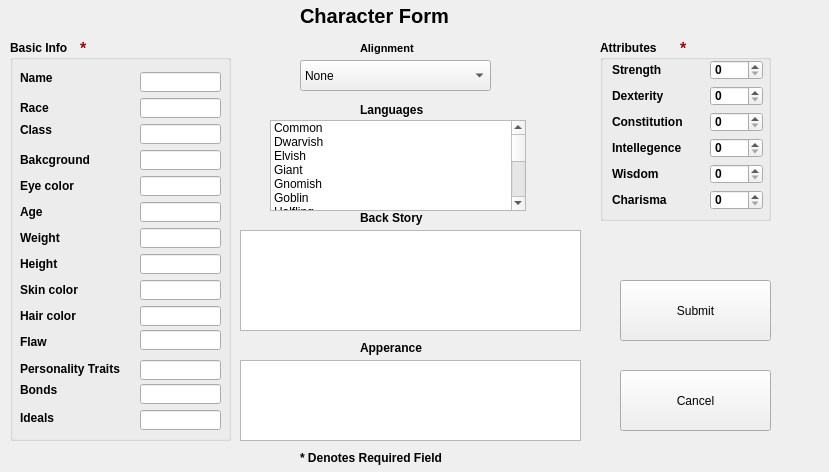
The window that forms/ui_forms/create_char_form.ui (ericmullally/dnd_tracker) describes before a commit, drawn with Qt 5.
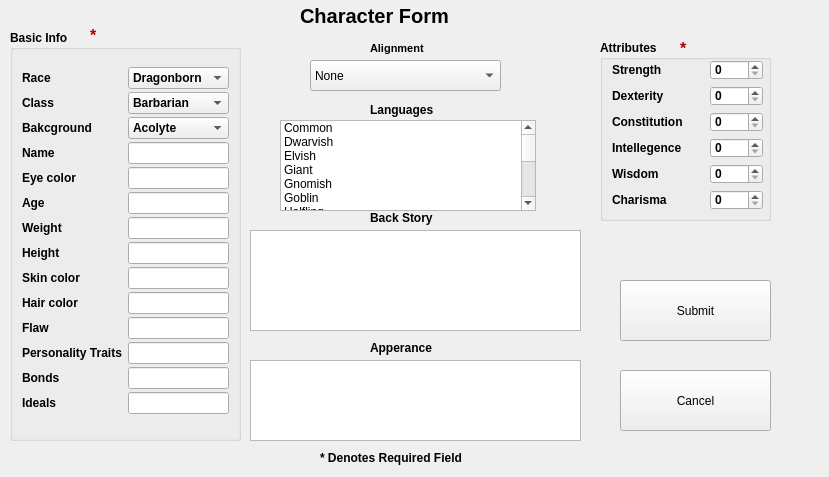
The same window after the commit.

What changed in the file:
```diff
--- a/forms/ui_forms/create_char_form.ui
+++ b/forms/ui_forms/create_char_form.ui
@@ -7,7 +7,7 @@
     <x>0</x>
     <y>0</y>
     <width>829</width>
-    <height>472</height>
+    <height>477</height>
    </rect>
   </property>
   <property name="windowTitle">
@@ -36,7 +36,7 @@
   <widget class="QLabel" name="denotes_req_field_label">
    <property name="geometry">
     <rect>
-     <x>300</x>
+     <x>320</x>
      <y>450</y>
      <width>231</width>
      <height>16</height>
@@ -56,9 +56,9 @@
   <widget class="QPlainTextEdit" name="backstory_text_val">
    <property name="geometry">
     <rect>
-     <x>240</x>
+     <x>250</x>
      <y>230</y>
-     <width>341</width>
+     <width>331</width>
      <height>101</height>
     </rect>
    </property>
@@ -66,7 +66,7 @@
   <widget class="QLabel" name="back_strory_label">
    <property name="geometry">
     <rect>
-     <x>360</x>
+     <x>370</x>
      <y>210</y>
      <width>91</width>
      <height>16</height>
@@ -85,9 +85,9 @@
   <widget class="QPlainTextEdit" name="apperance_text_val">
    <property name="geometry">
     <rect>
-     <x>240</x>
+     <x>250</x>
      <y>360</y>
-     <width>341</width>
+     <width>331</width>
      <height>81</height>
     </rect>
    </property>
@@ -95,7 +95,7 @@
   <widget class="QLabel" name="apperance_label">
    <property name="geometry">
     <rect>
-     <x>360</x>
+     <x>370</x>
      <y>340</y>
      <width>101</width>
      <height>16</height>
@@ -141,9 +141,9 @@
    <property name="geometry">
     <rect>
      <x>10</x>
-     <y>40</y>
-     <width>221</width>
-     <height>401</height>
+     <y>30</y>
+     <width>231</width>
+     <height>411</height>
     </rect>
    </property>
    <property name="font">
@@ -155,466 +155,336 @@
    <property name="title">
     <string>Basic Info</string>
    </property>
-   <widget class="QLabel" name="required_astric_1">
-    <property name="geometry">
-     <rect>
-      <x>70</x>
-      <y>0</y>
-      <width>16</width>
-      <height>16</height>
-     </rect>
+   <layout class="QFormLayout" name="formLayout">
+    <property name="sizeConstraint">
+     <enum>QLayout::SetMaximumSize</enum>
     </property>
-    <property name="palette">
-     <palette>
-      <active>
-       <colorrole role="WindowText">
-        <brush brushstyle="SolidPattern">
-         <color alpha="255">
-          <red>170</red>
-          <green>0</green>
-          <blue>0</blue>
-         </color>
-        </brush>
-       </colorrole>
-       <colorrole role="Text">
-        <brush brushstyle="SolidPattern">
-         <color alpha="255">
-          <red>170</red>
-          <green>0</green>
-          <blue>0</blue>
-         </color>
-        </brush>
-       </colorrole>
-       <colorrole role="BrightText">
-        <brush brushstyle="SolidPattern">
-         <color alpha="255">
-          <red>170</red>
-          <green>0</green>
-          <blue>0</blue>
-         </color>
-        </brush>
-       </colorrole>
-       <colorrole role="PlaceholderText">
-        <brush brushstyle="SolidPattern">
-         <color alpha="128">
-          <red>170</red>
-          <green>0</green>
-          <blue>0</blue>
-         </color>
-        </brush>
-       </colorrole>
-      </active>
-      <inactive>
-       <colorrole role="WindowText">
-        <brush brushstyle="SolidPattern">
-         <color alpha="255">
-          <red>170</red>
-          <green>0</green>
-          <blue>0</blue>
-         </color>
-        </brush>
-       </colorrole>
-       <colorrole role="Text">
-        <brush brushstyle="SolidPattern">
-         <color alpha="255">
-          <red>170</red>
-          <green>0</green>
-          <blue>0</blue>
-         </color>
-        </brush>
-       </colorrole>
-       <colorrole role="BrightText">
-        <brush brushstyle="SolidPattern">
-         <color alpha="255">
-          <red>170</red>
-          <green>0</green>
-          <blue>0</blue>
-         </color>
-        </brush>
-       </colorrole>
-       <colorrole role="PlaceholderText">
-        <brush brushstyle="SolidPattern">
-         <color alpha="128">
-          <red>170</red>
-          <green>0</green>
-          <blue>0</blue>
-         </color>
-        </brush>
-       </colorrole>
-      </inactive>
-      <disabled>
-       <colorrole role="WindowText">
-        <brush brushstyle="SolidPattern">
-         <color alpha="255">
-          <red>120</red>
-          <green>120</green>
-          <blue>120</blue>
-         </color>
-        </brush>
-       </colorrole>
-       <colorrole role="Text">
-        <brush brushstyle="SolidPattern">
-         <color alpha="255">
-          <red>120</red>
-          <green>120</green>
-          <blue>120</blue>
-         </color>
-        </brush>
-       </colorrole>
-       <colorrole role="BrightText">
-        <brush brushstyle="SolidPattern">
-         <color alpha="255">
-          <red>170</red>
-          <green>0</green>
-          <blue>0</blue>
-         </color>
-        </brush>
-       </colorrole>
-       <colorrole role="PlaceholderText">
-        <brush brushstyle="SolidPattern">
-         <color alpha="128">
-          <red>0</red>
-          <green>0</green>
-          <blue>0</blue>
-         </color>
-        </brush>
-       </colorrole>
-      </disabled>
-     </palette>
+    <property name="horizontalSpacing">
+     <number>6</number>
     </property>
-    <property name="font">
-     <font>
-      <pointsize>12</pointsize>
-      <weight>75</weight>
-      <bold>true</bold>
-     </font>
+    <property name="verticalSpacing">
+     <number>3</number>
     </property>
-    <property name="text">
-     <string>*</string>
+    <property name="topMargin">
+     <number>17</number>
     </property>
-   </widget>
-   <widget class="QLineEdit" name="ideals_val">
-    <property name="geometry">
-     <rect>
-      <x>130</x>
-      <y>370</y>
-      <width>81</width>
-      <height>20</height>
-     </rect>
+    <property name="bottomMargin">
+     <number>9</number>
     </property>
-   </widget>
-   <widget class="QLabel" name="class_label">
-    <property name="geometry">
-     <rect>
-      <x>10</x>
-      <y>80</y>
-      <width>51</width>
-      <height>20</height>
-     </rect>
-    </property>
-    <property name="text">
-     <string>Class</string>
-    </property>
-   </widget>
-   <widget class="QLineEdit" name="weight_val">
-    <property name="geometry">
-     <rect>
-      <x>130</x>
-      <y>188</y>
-      <width>81</width>
-      <height>20</height>
-     </rect>
-    </property>
-   </widget>
-   <widget class="QLabel" name="Flaw_label">
-    <property name="geometry">
-     <rect>
-      <x>10</x>
-      <y>292</y>
-      <width>51</width>
-      <height>20</height>
-     </rect>
-    </property>
-    <property name="text">
-     <string>Flaw</string>
-    </property>
-   </widget>
-   <widget class="QLabel" name="bonds_label">
-    <property name="geometry">
-     <rect>
-      <x>10</x>
-      <y>340</y>
-      <width>51</width>
-      <height>20</height>
-     </rect>
-    </property>
-    <property name="text">
-     <string>Bonds</string>
-    </property>
-   </widget>
-   <widget class="QLabel" name="hair_label">
-    <property name="geometry">
-     <rect>
-      <x>10</x>
-      <y>266</y>
-      <width>71</width>
-      <height>20</height>
-     </rect>
-    </property>
-    <property name="text">
-     <string>Hair color</string>
-    </property>
-   </widget>
-   <widget class="QLabel" name="eye_label">
-    <property name="geometry">
-     <rect>
-      <x>10</x>
-      <y>136</y>
-      <width>71</width>
-      <height>20</height>
-     </rect>
-    </property>
-    <property name="text">
-     <string>Eye color</string>
-    </property>
-   </widget>
-   <widget class="QLabel" name="background_label">
-    <property name="geometry">
-     <rect>
-      <x>10</x>
-      <y>110</y>
-      <width>91</width>
-      <height>20</height>
-     </rect>
-    </property>
-    <property name="text">
-     <string>Bakcground</string>
-    </property>
-   </widget>
-   <widget class="QLineEdit" name="name_val">
-    <property name="geometry">
-     <rect>
-      <x>130</x>
-      <y>32</y>
-      <width>81</width>
-      <height>20</height>
-     </rect>
-    </property>
-   </widget>
-   <widget class="QLabel" name="weight_label">
-    <property name="geometry">
-     <rect>
-      <x>10</x>
-      <y>188</y>
-      <width>61</width>
-      <height>20</height>
-     </rect>
-    </property>
-    <property name="text">
-     <string>Weight</string>
-    </property>
-   </widget>
-   <widget class="QLineEdit" name="eye_val">
-    <property name="geometry">
-     <rect>
-      <x>130</x>
-      <y>136</y>
-      <width>81</width>
-      <height>20</height>
-     </rect>
-    </property>
-   </widget>
-   <widget class="QLineEdit" name="age_val">
-    <property name="geometry">
-     <rect>
-      <x>130</x>
-      <y>162</y>
-      <width>81</width>
-      <height>20</height>
-     </rect>
-    </property>
-   </widget>
-   <widget class="QLabel" name="ideals_label">
-    <property name="geometry">
-     <rect>
-      <x>10</x>
-      <y>370</y>
-      <width>51</width>
-      <height>16</height>
-     </rect>
-    </property>
-    <property name="text">
-     <string>Ideals</string>
-    </property>
-   </widget>
-   <widget class="QLabel" name="race_label">
-    <property name="geometry">
-     <rect>
-      <x>10</x>
-      <y>60</y>
-      <width>41</width>
-      <height>16</height>
-     </rect>
-    </property>
-    <property name="text">
-     <string>Race</string>
-    </property>
-   </widget>
-   <widget class="QLineEdit" name="height_val">
-    <property name="geometry">
-     <rect>
-      <x>130</x>
-      <y>214</y>
-      <width>81</width>
-      <height>20</height>
-     </rect>
-    </property>
-   </widget>
-   <widget class="QLineEdit" name="race_val">
-    <property name="geometry">
-     <rect>
-      <x>130</x>
-      <y>58</y>
-      <width>81</width>
-      <height>20</height>
-     </rect>
-    </property>
-   </widget>
-   <widget class="QLineEdit" name="flaw_val">
-    <property name="geometry">
-     <rect>
-      <x>130</x>
-      <y>290</y>
-      <width>81</width>
-      <height>20</height>
-     </rect>
-    </property>
-   </widget>
-   <widget class="QLineEdit" name="personality_val">
-    <property name="geometry">
-     <rect>
-      <x>130</x>
-      <y>320</y>
-      <width>81</width>
-      <height>20</height>
-     </rect>
-    </property>
-   </widget>
-   <widget class="QLineEdit" name="class_val">
-    <property name="geometry">
-     <rect>
-      <x>130</x>
-      <y>84</y>
-      <width>81</width>
-      <height>20</height>
-     </rect>
-    </property>
-   </widget>
-   <widget class="QLabel" name="name_label">
-    <property name="geometry">
-     <rect>
-      <x>10</x>
-      <y>30</y>
-      <width>51</width>
-      <height>16</height>
-     </rect>
-    </property>
-    <property name="text">
-     <string>Name</string>
-    </property>
-   </widget>
-   <widget class="QLineEdit" name="background_val">
-    <property name="geometry">
-     <rect>
-      <x>130</x>
-      <y>110</y>
-      <width>81</width>
-      <height>20</height>
-     </rect>
-    </property>
-   </widget>
-   <widget class="QLabel" name="personality_trait_label">
-    <property name="geometry">
-     <rect>
-      <x>10</x>
-      <y>318</y>
-      <width>121</width>
-      <height>21</height>
-     </rect>
-    </property>
-    <property name="text">
-     <string>Personality Traits</string>
-    </property>
-   </widget>
-   <widget class="QLineEdit" name="skin_val">
-    <property name="geometry">
-     <rect>
-      <x>130</x>
-      <y>240</y>
-      <width>81</width>
-      <height>20</height>
-     </rect>
-    </property>
-   </widget>
-   <widget class="QLabel" name="skin_label">
-    <property name="geometry">
-     <rect>
-      <x>10</x>
-      <y>240</y>
-      <width>71</width>
-      <height>20</height>
-     </rect>
-    </property>
-    <property name="text">
-     <string>Skin color</string>
-    </property>
-   </widget>
-   <widget class="QLabel" name="age_label">
-    <property name="geometry">
-     <rect>
-      <x>10</x>
-      <y>162</y>
-      <width>41</width>
-      <height>20</height>
-     </rect>
-    </property>
-    <property name="text">
-     <string>Age</string>
-    </property>
-   </widget>
-   <widget class="QLabel" name="Height_label">
-    <property name="geometry">
-     <rect>
-      <x>10</x>
-      <y>214</y>
-      <width>71</width>
-      <height>20</height>
-     </rect>
-    </property>
-    <property name="text">
-     <string>Height</string>
-    </property>
-   </widget>
-   <widget class="QLineEdit" name="hair_val">
-    <property name="geometry">
-     <rect>
-      <x>130</x>
-      <y>266</y>
-      <width>81</width>
-      <height>20</height>
-     </rect>
-    </property>
-   </widget>
-   <widget class="QLineEdit" name="bonds_val">
-    <property name="geometry">
-     <rect>
-      <x>130</x>
-      <y>344</y>
-      <width>81</width>
-      <height>20</height>
-     </rect>
-    </property>
-   </widget>
+    <item row="9" column="0">
+     <widget class="QLabel" name="eye_label">
+      <property name="text">
+       <string>Eye color</string>
+      </property>
+     </widget>
+    </item>
+    <item row="9" column="1">
+     <widget class="QLineEdit" name="eye_val"/>
+    </item>
+    <item row="11" column="0">
+     <widget class="QLabel" name="age_label">
+      <property name="text">
+       <string>Age</string>
+      </property>
+     </widget>
+    </item>
+    <item row="11" column="1">
+     <widget class="QLineEdit" name="age_val"/>
+    </item>
+    <item row="13" column="0">
+     <widget class="QLabel" name="weight_label">
+      <property name="text">
+       <string>Weight</string>
+      </property>
+     </widget>
+    </item>
+    <item row="13" column="1">
+     <widget class="QLineEdit" name="weight_val"/>
+    </item>
+    <item row="15" column="0">
+     <widget class="QLabel" name="Height_label">
+      <property name="text">
+       <string>Height</string>
+      </property>
+     </widget>
+    </item>
+    <item row="15" column="1">
+     <widget class="QLineEdit" name="height_val"/>
+    </item>
+    <item row="17" column="0">
+     <widget class="QLabel" name="skin_label">
+      <property name="text">
+       <string>Skin color</string>
+      </property>
+     </widget>
+    </item>
+    <item row="17" column="1">
+     <widget class="QLineEdit" name="skin_val"/>
+    </item>
+    <item row="19" column="0">
+     <widget class="QLabel" name="hair_label">
+      <property name="text">
+       <string>Hair color</string>
+      </property>
+     </widget>
+    </item>
+    <item row="19" column="1">
+     <widget class="QLineEdit" name="hair_val"/>
+    </item>
+    <item row="21" column="0">
+     <widget class="QLabel" name="Flaw_label">
+      <property name="text">
+       <string>Flaw</string>
+      </property>
+     </widget>
+    </item>
+    <item row="21" column="1">
+     <widget class="QLineEdit" name="flaw_val"/>
+    </item>
+    <item row="23" column="0">
+     <widget class="QLabel" name="personality_trait_label">
+      <property name="text">
+       <string>Personality Traits</string>
+      </property>
+     </widget>
+    </item>
+    <item row="23" column="1">
+     <widget class="QLineEdit" name="personality_val"/>
+    </item>
+    <item row="25" column="0">
+     <widget class="QLabel" name="bonds_label">
+      <property name="text">
+       <string>Bonds</string>
+      </property>
+     </widget>
+    </item>
+    <item row="25" column="1">
+     <widget class="QLineEdit" name="bonds_val"/>
+    </item>
+    <item row="27" column="0">
+     <widget class="QLabel" name="ideals_label">
+      <property name="text">
+       <string>Ideals</string>
+      </property>
+     </widget>
+    </item>
+    <item row="27" column="1">
+     <widget class="QLineEdit" name="ideals_val"/>
+    </item>
+    <item row="1" column="0">
+     <widget class="QLabel" name="race_label">
+      <property name="text">
+       <string>Race</string>
+      </property>
+     </widget>
+    </item>
+    <item row="3" column="0">
+     <widget class="QLabel" name="class_label">
+      <property name="text">
+       <string>Class</string>
+      </property>
+     </widget>
+    </item>
+    <item row="5" column="0">
+     <widget class="QLabel" name="background_label">
+      <property name="text">
+       <string>Bakcground</string>
+      </property>
+     </widget>
+    </item>
+    <item row="7" column="1">
+     <widget class="QLineEdit" name="name_val"/>
+    </item>
+    <item row="7" column="0">
+     <widget class="QLabel" name="name_label">
+      <property name="text">
+       <string>Name</string>
+      </property>
+     </widget>
+    </item>
+    <item row="1" column="1">
+     <widget class="QComboBox" name="race_box">
+      <item>
+       <property name="text">
+        <string>Dragonborn</string>
+       </property>
+      </item>
+      <item>
+       <property name="text">
+        <string>Dwarf</string>
+       </property>
+      </item>
+      <item>
+       <property name="text">
+        <string>Elf</string>
+       </property>
+      </item>
+      <item>
+       <property name="text">
+        <string>Gnome</string>
+       </property>
+      </item>
+      <item>
+       <property name="text">
+        <string>Half-elf</string>
+       </property>
+      </item>
+      <item>
+       <property name="text">
+        <string>Half-orc</string>
+       </property>
+      </item>
+      <item>
+       <property name="text">
+        <string>Halfling</string>
+       </property>
+      </item>
+      <item>
+       <property name="text">
+        <string>Human</string>
+       </property>
+      </item>
+      <item>
+       <property name="text">
+        <string>Tiefling</string>
+       </property>
+      </item>
+     </widget>
+    </item>
+    <item row="3" column="1">
+     <widget class="QComboBox" name="class_box">
+      <item>
+       <property name="text">
+        <string>Barbarian</string>
+       </property>
+      </item>
+      <item>
+       <property name="text">
+        <string>Bard</string>
+       </property>
+      </item>
+      <item>
+       <property name="text">
+        <string>Cleric</string>
+       </property>
+      </item>
+      <item>
+       <property name="text">
+        <string>Druid</string>
+       </property>
+      </item>
+      <item>
+       <property name="text">
+        <string>Fighter</string>
+       </property>
+      </item>
+      <item>
+       <property name="text">
+        <string>Monk</string>
+       </property>
+      </item>
+      <item>
+       <property name="text">
+        <string>Paladin</string>
+       </property>
+      </item>
+      <item>
+       <property name="text">
+        <string>Ranger</string>
+       </property>
+      </item>
+      <item>
+       <property name="text">
+        <string>Rogue</string>
+       </property>
+      </item>
+      <item>
+       <property name="text">
+        <string>Sorcerer</string>
+       </property>
+      </item>
+      <item>
+       <property name="text">
+        <string>Warlock</string>
+       </property>
+      </item>
+      <item>
+       <property name="text">
+        <string>Wizard</string>
+       </property>
+      </item>
+     </widget>
+    </item>
+    <item row="5" column="1">
+     <widget class="QComboBox" name="background_box">
+      <item>
+       <property name="text">
+        <string>Acolyte</string>
+       </property>
+      </item>
+      <item>
+       <property name="text">
+        <string>Charlatan</string>
+       </property>
+      </item>
+      <item>
+       <property name="text">
+        <string>Criminal</string>
+       </property>
+      </item>
+      <item>
+       <property name="text">
+        <string>Entertainer</string>
+       </property>
+      </item>
+      <item>
+       <property name="text">
+        <string>Folk Hero</string>
+       </property>
+      </item>
+      <item>
+       <property name="text">
+        <string>Guild Artisan</string>
+       </property>
+      </item>
+      <item>
+       <property name="text">
+        <string>Hermit</string>
+       </property>
+      </item>
+      <item>
+       <property name="text">
+        <string>Noble</string>
+       </property>
+      </item>
+      <item>
+       <property name="text">
+        <string>Outlander</string>
+       </property>
+      </item>
+      <item>
+       <property name="text">
+        <string>Sage</string>
+       </property>
+      </item>
+      <item>
+       <property name="text">
+        <string>Sailor</string>
+       </property>
+      </item>
+      <item>
+       <property name="text">
+        <string>Soldier</string>
+       </property>
+      </item>
+      <item>
+       <property name="text">
+        <string>Urchin</string>
+       </property>
+      </item>
+     </widget>
+    </item>
+   </layout>
   </widget>
   <widget class="QGroupBox" name="attribute_groupbox">
    <property name="geometry">
@@ -833,7 +703,7 @@
   <widget class="QComboBox" name="alignment_box">
    <property name="geometry">
     <rect>
-     <x>300</x>
+     <x>310</x>
      <y>60</y>
      <width>191</width>
      <height>31</height>
@@ -893,7 +763,7 @@
   <widget class="QLabel" name="alignment_label">
    <property name="geometry">
     <rect>
-     <x>360</x>
+     <x>370</x>
      <y>40</y>
      <width>71</width>
      <height>16</height>
@@ -913,7 +783,7 @@
   <widget class="QLabel" name="languages_label">
    <property name="geometry">
     <rect>
-     <x>360</x>
+     <x>370</x>
      <y>100</y>
      <width>101</width>
      <height>20</height>
@@ -935,7 +805,7 @@
   <widget class="QListWidget" name="language_list">
    <property name="geometry">
     <rect>
-     <x>270</x>
+     <x>280</x>
      <y>120</y>
      <width>256</width>
      <height>91</height>
@@ -1025,6 +895,144 @@
     </property>
    </item>
   </widget>
+  <widget class="QLabel" name="required_astric_1">
+   <property name="geometry">
+    <rect>
+     <x>90</x>
+     <y>25</y>
+     <width>123</width>
+     <height>21</height>
+    </rect>
+   </property>
+   <property name="palette">
+    <palette>
+     <active>
+      <colorrole role="WindowText">
+       <brush brushstyle="SolidPattern">
+        <color alpha="255">
+         <red>170</red>
+         <green>0</green>
+         <blue>0</blue>
+        </color>
+       </brush>
+      </colorrole>
+      <colorrole role="Text">
+       <brush brushstyle="SolidPattern">
+        <color alpha="255">
+         <red>170</red>
+         <green>0</green>
+         <blue>0</blue>
+        </color>
+       </brush>
+      </colorrole>
+      <colorrole role="BrightText">
+       <brush brushstyle="SolidPattern">
+        <color alpha="255">
+         <red>170</red>
+         <green>0</green>
+         <blue>0</blue>
+        </color>
+       </brush>
+      </colorrole>
+      <colorrole role="PlaceholderText">
+       <brush brushstyle="SolidPattern">
+        <color alpha="128">
+         <red>170</red>
+         <green>0</green>
+         <blue>0</blue>
+        </color>
+       </brush>
+      </colorrole>
+     </active>
+     <inactive>
+      <colorrole role="WindowText">
+       <brush brushstyle="SolidPattern">
+        <color alpha="255">
+         <red>170</red>
+         <green>0</green>
+         <blue>0</blue>
+        </color>
+       </brush>
+      </colorrole>
+      <colorrole role="Text">
+       <brush brushstyle="SolidPattern">
+        <color alpha="255">
+         <red>170</red>
+         <green>0</green>
+         <blue>0</blue>
+        </color>
+       </brush>
+      </colorrole>
+      <colorrole role="BrightText">
+       <brush brushstyle="SolidPattern">
+        <color alpha="255">
+         <red>170</red>
+         <green>0</green>
+         <blue>0</blue>
+        </color>
+       </brush>
+      </colorrole>
+      <colorrole role="PlaceholderText">
+       <brush brushstyle="SolidPattern">
+        <color alpha="128">
+         <red>170</red>
+         <green>0</green>
+         <blue>0</blue>
+        </color>
+       </brush>
+      </colorrole>
+     </inactive>
+     <disabled>
+      <colorrole role="WindowText">
+       <brush brushstyle="SolidPattern">
+        <color alpha="255">
+         <red>120</red>
+         <green>120</green>
+         <blue>120</blue>
+        </color>
+       </brush>
+      </colorrole>
+      <colorrole role="Text">
+       <brush brushstyle="SolidPattern">
+        <color alpha="255">
+         <red>120</red>
+         <green>120</green>
+         <blue>120</blue>
+        </color>
+       </brush>
+      </colorrole>
+      <colorrole role="BrightText">
+       <brush brushstyle="SolidPattern">
+        <color alpha="255">
+         <red>170</red>
+         <green>0</green>
+         <blue>0</blue>
+        </color>
+       </brush>
+      </colorrole>
+      <colorrole role="PlaceholderText">
+       <brush brushstyle="SolidPattern">
+        <color alpha="128">
+         <red>0</red>
+         <green>0</green>
+         <blue>0</blue>
+        </color>
+       </brush>
+      </colorrole>
+     </disabled>
+    </palette>
+   </property>
+   <property name="font">
+    <font>
+     <pointsize>12</pointsize>
+     <weight>75</weight>
+     <bold>true</bold>
+    </font>
+   </property>
+   <property name="text">
+    <string>*</string>
+   </property>
+  </widget>
  </widget>
  <resources/>
  <connections/>
```
